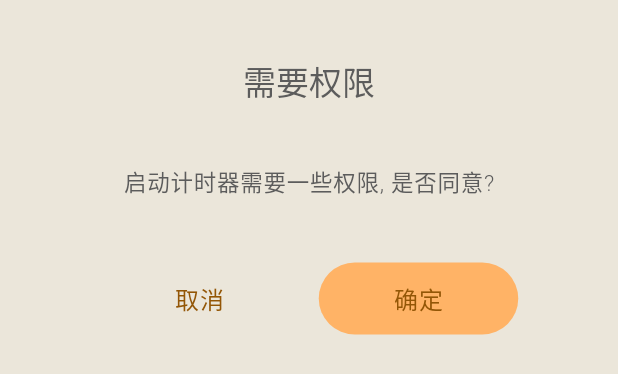
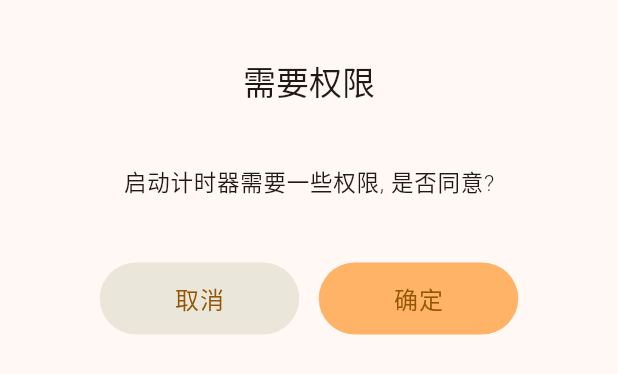
Before and after one commit to lushangkan/PomoTimer, a Flutter app: the ButtonDialogInner widget shown alone on an empty page, opened directly, on a phone screen of 412 x 824 dp. Shown: the top 374 px of the screen. Run offline on Flutter 3.47's test engine with Material 3 defaults, Android fonts, the phone set to English and light mode, and no system bars; our stand-ins replace device_info_plus, drop_shadow, event_bus, flex_color_scheme, flutter_lucide, from_css_color and 6 more; missing offline and left inert: boxy, reflectable; accounts and stored records are empty; Roboto replaces fonts that are missing (MiSans); statements that could not run were skipped.

Commit message:
feat: Change ColorScheme's surface to surfaceContainer
Change ColorScheme's surface to surfaceContainer.

```diff
--- a/lib/widgets/button_dialog_inner.dart
+++ b/lib/widgets/button_dialog_inner.dart
@@ -39,13 +39,13 @@ class ButtonDialogInner extends StatelessWidget {
     );
 
     var cancelButtonTheme = FilledButton.styleFrom(
-      backgroundColor: colorScheme.surface,
+      backgroundColor: colorScheme.surfaceContainer,
       shape: RoundedRectangleBorder(
         borderRadius: BorderRadius.circular(9999),
       ),
       textStyle: AppTextStyle.generateWithTextStyle(theme.textTheme.bodyLarge!.copyWith(
         fontWeight: FontWeight.w400,
-        color: colorScheme.onSurface,
+        color: colorScheme.onSurfaceVariant,
       )),
       padding: const EdgeInsets.symmetric(vertical: 12, horizontal: 50),
     );
--- a/lib/widgets/pages/home/attribute_switcher.dart
+++ b/lib/widgets/pages/home/attribute_switcher.dart
@@ -279,7 +279,7 @@ class AttributeSplitter extends StatelessWidget {
 
     return Container(
       decoration: BoxDecoration(
-        color: colorScheme.surface,
+        color: colorScheme.surfaceContainer,
         shape: BoxShape.circle,
       ),
       height: 4,
--- a/lib/widgets/pages/home/reminder_type_switcher.dart
+++ b/lib/widgets/pages/home/reminder_type_switcher.dart
@@ -17,7 +17,7 @@ class ReminderTypeSwitcher extends StatelessWidget {
 
     return Container(
         decoration: BoxDecoration(
-          color: colorScheme.surface,
+          color: colorScheme.surfaceContainer,
           borderRadius: BorderRadius.circular(9999),
         ),
         child: PopupMenuButton(
--- a/lib/widgets/slider/app_circular_slider.dart
+++ b/lib/widgets/slider/app_circular_slider.dart
@@ -121,7 +121,7 @@ class _AppCircularSliderInner extends StatelessWidget {
           borderRadius: BorderRadius.circular(9999),
           boxShadow: [
             BoxShadow(
-              color: colorScheme.surface.withOpacity(0.2),
+              color: colorScheme.surfaceContainer.withOpacity(0.2),
               blurRadius: 10,
               spreadRadius: 5,
             )
@@ -169,7 +169,7 @@ class _AppCircularSliderAppearance extends CircularSliderAppearance {
           ),
           customColors: CustomSliderColors(
             // 背景颜色
-            trackColor: colorScheme.surface,
+            trackColor: colorScheme.surfaceContainer,
             // 进度条颜色
             progressBarColors: [
               colorScheme.primary,
```
Also changed, not shown: lib/themes/default_theme.dart (+4 -4 lines).
